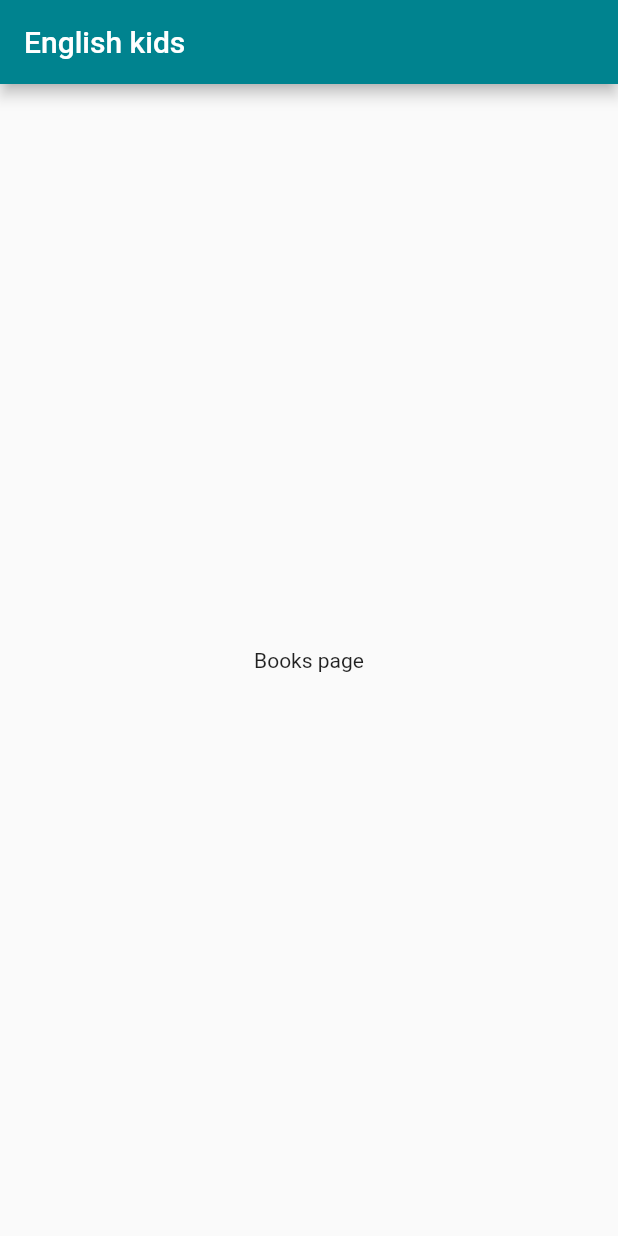
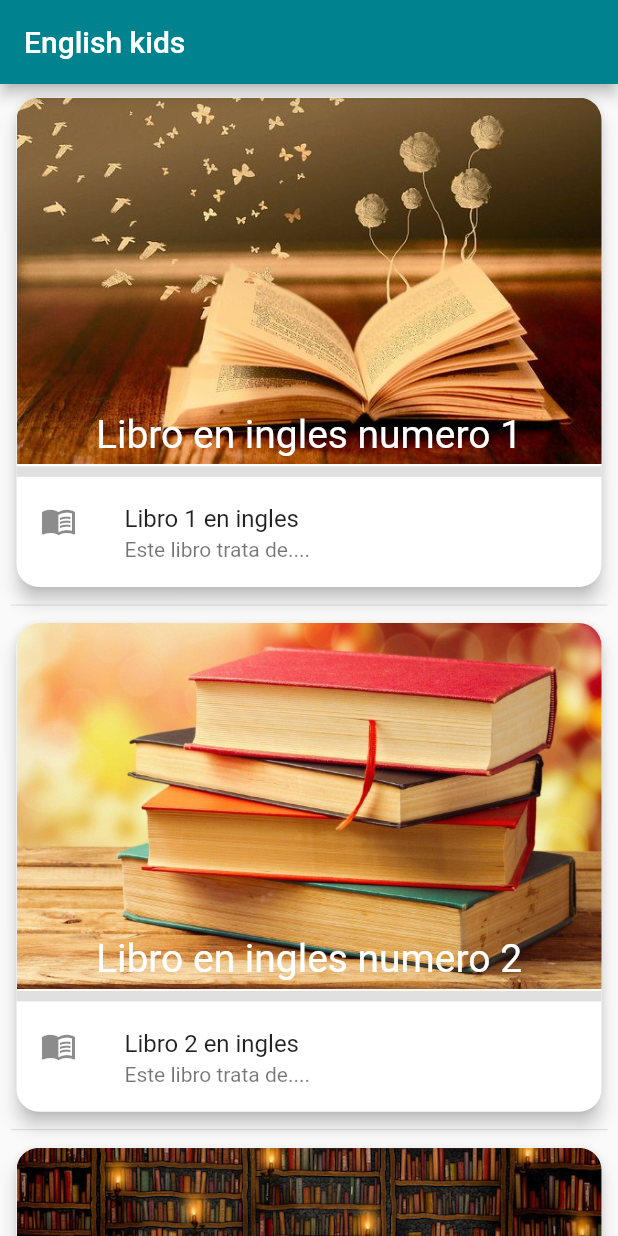
Before and after one commit to JonathanMartinez10/English-eKids, a Flutter app: the BooksPage screen opened by its route, on a phone screen of 412 x 824 dp. Run offline on Flutter 3.47's test engine with Material 2 defaults, Android fonts, the phone set to English and light mode, and no system bars.

Commit message:
Se agrego pantalla de cuentos

```diff
--- a/lib/main.dart
+++ b/lib/main.dart
@@ -1,5 +1,4 @@
 import 'package:flutter/material.dart';
-import 'package:sqflite/sqflite.dart';
 import 'package:english_ekids/pages/signup_page.dart';
 
 //Mis importaciones
@@ -18,12 +17,15 @@ class MyApp extends StatelessWidget {
       initialRoute: 'welcome_page',
       routes:{
         'welcome_page' : ( _ ) => const WelcomePage(),
-        'login_page'   : ( _ ) => LoginPage(),
-        'signup_page'  : ( _ ) => SignUpPage(),
+        'login_page'   : ( _ ) => const LoginPage(),
+        'signup_page'  : ( _ ) => const SignUpPage(),
         'home_page'    : ( _ ) => const HomePage(),
         'books_page'   : ( _ ) => const BooksPage(),
         'videos_page'  : ( _ ) => const VideosPage(),
         'settings_page': ( _ ) => const SettingsPage(),
+        'book_one'     : ( _ ) => const BookOne(),
+        'book_two'     : ( _ ) => const BookTwo(),
+        'book_three'     : ( _ ) => const BookThree(),
       },
     );
   }
--- a/lib/pages/content/books_page.dart
+++ b/lib/pages/content/books_page.dart
@@ -1,4 +1,6 @@
+import 'package:flutter/cupertino.dart';
 import 'package:flutter/material.dart';
+import 'package:flutter/painting.dart';
 
 class BooksPage extends StatelessWidget {
   const BooksPage({ Key? key }) : super(key: key);
@@ -11,9 +13,130 @@ class BooksPage extends StatelessWidget {
         backgroundColor: Colors.cyan[800],
         automaticallyImplyLeading: false,
       ),
-      body:  const Center(
-        child: Text('Books page'),
-     ),
+      body:  ListView(
+        children:[
+          Container(
+            padding: const EdgeInsets.symmetric(horizontal: 7.0, vertical: 5.0),
+            child: Column(
+              children: const[
+                Book1(),
+                Divider(),
+                Book2(),
+                Divider(),
+                Book3(),
+              ],
+            ),
+          ),
+        ],
+      ),
     );
   }
 }
+
+class Book1 extends StatelessWidget {
+  const Book1({
+    Key? key,
+  }) : super(key: key);
+
+  @override
+  Widget build(BuildContext context) {
+    return InkWell(
+      onTap: ()=>Navigator.pushNamed(context, 'book_one'),
+      splashColor: Colors.greenAccent,
+      child: Card(
+        elevation: 5.0,
+        clipBehavior: Clip.antiAlias,
+        shape: RoundedRectangleBorder(borderRadius: BorderRadius.circular(15)),
+        child: Column(
+          children: [
+            Stack(
+              alignment: Alignment.center,
+              children: const[
+                Image(image: AssetImage('assets/books/book1.jpg')),
+                Positioned(child: Text('Libro en ingles numero 1',style: TextStyle(color: Colors.white,fontSize: 26),),bottom: 5,),
+              ],
+            ),
+            const Divider(height: 10.0,thickness: 7,),
+            const ListTile(
+              leading: Icon(Icons.menu_book),
+              title: Text('Libro 1 en ingles'),
+              subtitle: Text('Este libro trata de....'),
+            ),
+          ],
+        ),
+      ),
+    );
+  }
+}
+
+class Book2 extends StatelessWidget {
+  const Book2({
+    Key? key,
+  }) : super(key: key);
+
+  @override
+  Widget build(BuildContext context) {
+    return InkWell(
+      onTap: ()=>Navigator.pushNamed(context, 'book_two'),
+      splashColor: Colors.greenAccent,
+      child: Card(
+        elevation: 5.0,
+        clipBehavior: Clip.antiAlias,
+        shape: RoundedRectangleBorder(borderRadius: BorderRadius.circular(15)),
+        child: Column(
+          children: [
+            Stack(
+              alignment: Alignment.center,
+              children: const[
+                Image(image: AssetImage('assets/books/book2.jpg')),
+                Positioned(child: Text('Libro en ingles numero 2',style: TextStyle(color: Colors.white,fontSize: 26),),bottom: 5,),
+              ],
+            ),
+            const Divider(height: 10.0,thickness: 7,),
+            const ListTile(
+              leading: Icon(Icons.menu_book),
+              title: Text('Libro 2 en ingles'),
+              subtitle: Text('Este libro trata de....'),
+            ),
+          ],
+        ),
+      ),
+    );
+  }
+}
+
+class Book3 extends StatelessWidget {
+  const Book3({
+    Key? key,
+  }) : super(key: key);
+
+  @override
+  Widget build(BuildContext context) {
+    return InkWell(
+      onTap: ()=>Navigator.pushNamed(context, 'book_three'),
+      splashColor: Colors.greenAccent,
+      child: Card(
+        elevation: 5.0,
+        clipBehavior: Clip.antiAlias,
+        shape: RoundedRectangleBorder(borderRadius: BorderRadius.circular(15)),
+        child: Column(
+          children: [
+            Stack(
+              alignment: Alignment.center,
+              children: const[
+                Image(image: AssetImage('assets/books/book3.jpg')),
+                Positioned(child: Text('Libro en ingles numero 3',style: TextStyle(color: Colors.white,fontSize: 26),),bottom: 5,),
+              ],
+            ),
+            const Divider(height: 10.0,thickness: 7,),
+            const ListTile(
+              leading: Icon(Icons.menu_book),
+              title: Text('Libro 3 en ingles'),
+              subtitle: Text('Este libro trata de....'),
+            ),
+          ],
+        ),
+      ),
+    );
+  }
+}
--- a/lib/pages/pages.dart
+++ b/lib/pages/pages.dart
@@ -5,3 +5,6 @@ export 'package:english_ekids/pages/content/books_page.dart';
 export 'package:english_ekids/pages/content/videos_page.dart';
 export 'package:english_ekids/pages/content/settings_page.dart';
 export 'package:english_ekids/pages/content/menu_page.dart';
+export 'package:english_ekids/pages/books/book_one.dart';
+export 'package:english_ekids/pages/books/book_two.dart';
+export 'package:english_ekids/pages/books/book_three.dart';
--- a/lib/pages/signup_page.dart
+++ b/lib/pages/signup_page.dart
@@ -6,9 +6,9 @@ class SignUpPage extends StatelessWidget {
   static String name = "";
   static String email = "";
   static String pass = "";
-  static StudentDetail student = new StudentDetail();
+  static StudentDetail student = StudentDetail();
 
-  SignUpPage ({Key? key}) : super(key: key);
+  const SignUpPage ({Key? key}) : super(key: key);
 
   @override
   Widget build(BuildContext context) {
@@ -199,7 +199,7 @@ class _BotonSignUp extends StatelessWidget {
 
   @override
   Widget build(BuildContext context) {
-    return RaisedButton(
+    return MaterialButton(
       shape: RoundedRectangleBorder(borderRadius: BorderRadius.circular(15)),
       padding: const EdgeInsets.symmetric(horizontal: 80, vertical: 10),
       color: Colors.deepPurple,
--- a/pubspec.yaml
+++ b/pubspec.yaml
@@ -62,6 +62,7 @@ flutter:
   assets:
     - assets/login/
     - assets/home/
+    - assets/books/
   #   - images/a_dot_ham.jpeg
 
   # An image asset can refer to one or more resolution-specific "variants", see
```
Also changed, not shown: lib/pages/books/book_one.dart (added, +33 -0 lines), lib/pages/books/book_three.dart (added, +29 -0 lines), lib/pages/books/book_two.dart (added, +33 -0 lines), lib/pages/content/menu_page.dart (+6 -6 lines), lib/pages/login_page.dart (+12 -7 lines), assets/books/book1.jpg (added), assets/books/book2.jpg (added), assets/books/book3.jpg (added).
